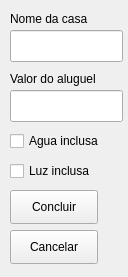
Above: interface/cadastrar_casa.ui from adenilsonElias/Gerenciador_Casa_Aluguel before the change. Below: the same form after it.
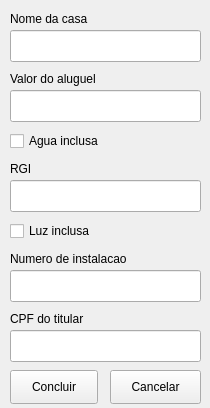
That is the form after the change.

Commit message: alteraçoes interfaces

What changed in the file:
```diff
--- a/interface/cadastrar_casa.ui
+++ b/interface/cadastrar_casa.ui
@@ -2,14 +2,23 @@
 <ui version="4.0">
  <class>Cadastrar_casa</class>
  <widget class="QWidget" name="Cadastrar_casa">
+  <property name="enabled">
+   <bool>true</bool>
+  </property>
   <property name="geometry">
    <rect>
     <x>0</x>
     <y>0</y>
-    <width>128</width>
-    <height>277</height>
+    <width>210</width>
+    <height>408</height>
    </rect>
   </property>
+  <property name="sizePolicy">
+   <sizepolicy hsizetype="Expanding" vsizetype="Expanding">
+    <horstretch>0</horstretch>
+    <verstretch>0</verstretch>
+   </sizepolicy>
+  </property>
   <property name="windowTitle">
    <string>Cadastrar casa</string>
   </property>
@@ -18,7 +27,7 @@
     <rect>
      <x>10</x>
      <y>30</y>
-     <width>113</width>
+     <width>191</width>
      <height>32</height>
     </rect>
    </property>
@@ -31,7 +40,7 @@
     <rect>
      <x>10</x>
      <y>90</y>
-     <width>113</width>
+     <width>191</width>
      <height>32</height>
     </rect>
    </property>
@@ -82,7 +91,7 @@
    <property name="geometry">
     <rect>
      <x>10</x>
-     <y>160</y>
+     <y>220</y>
      <width>101</width>
      <height>22</height>
     </rect>
@@ -95,7 +104,7 @@
    <property name="geometry">
     <rect>
      <x>10</x>
-     <y>190</y>
+     <y>370</y>
      <width>88</width>
      <height>34</height>
     </rect>
@@ -107,9 +116,9 @@
   <widget class="QPushButton" name="botao_cancelar">
    <property name="geometry">
     <rect>
-     <x>10</x>
-     <y>230</y>
-     <width>88</width>
+     <x>110</x>
+     <y>370</y>
+     <width>91</width>
      <height>34</height>
     </rect>
    </property>
@@ -117,6 +126,95 @@
     <string>Cancelar</string>
    </property>
   </widget>
+  <widget class="QLineEdit" name="campo_numero_instalacao">
+   <property name="enabled">
+    <bool>true</bool>
+   </property>
+   <property name="geometry">
+    <rect>
+     <x>10</x>
+     <y>270</y>
+     <width>191</width>
+     <height>32</height>
+    </rect>
+   </property>
+  </widget>
+  <widget class="QLineEdit" name="RGI">
+   <property name="enabled">
+    <bool>true</bool>
+   </property>
+   <property name="geometry">
+    <rect>
+     <x>10</x>
+     <y>180</y>
+     <width>191</width>
+     <height>32</height>
+    </rect>
+   </property>
+  </widget>
+  <widget class="QLabel" name="label_3">
+   <property name="geometry">
+    <rect>
+     <x>10</x>
+     <y>310</y>
+     <width>81</width>
+     <height>18</height>
+    </rect>
+   </property>
+   <property name="text">
+    <string>CPF do titular</string>
+   </property>
+  </widget>
+  <widget class="QLineEdit" name="CPF_titular">
+   <property name="geometry">
+    <rect>
+     <x>10</x>
+     <y>330</y>
+     <width>191</width>
+     <height>32</height>
+    </rect>
+   </property>
+  </widget>
+  <widget class="QLabel" name="label_4">
+   <property name="geometry">
+    <rect>
+     <x>10</x>
+     <y>250</y>
+     <width>141</width>
+     <height>18</height>
+    </rect>
+   </property>
+   <property name="text">
+    <string>Numero de instalacao</string>
+   </property>
+  </widget>
+  <widget class="QLabel" name="label_5">
+   <property name="geometry">
+    <rect>
+     <x>10</x>
+     <y>160</y>
+     <width>58</width>
+     <height>18</height>
+    </rect>
+   </property>
+   <property name="text">
+    <string>RGI</string>
+   </property>
+  </widget>
+  <zorder>RGI</zorder>
+  <zorder>campo_numero_instalacao</zorder>
+  <zorder>checkBox_aguaInclusa</zorder>
+  <zorder>checkBox_luzinclusa</zorder>
+  <zorder>campo_nomeDaCasa</zorder>
+  <zorder>campo_valorDoAluguel</zorder>
+  <zorder>label</zorder>
+  <zorder>label_2</zorder>
+  <zorder>botao_concluir</zorder>
+  <zorder>botao_cancelar</zorder>
+  <zorder>label_3</zorder>
+  <zorder>CPF_titular</zorder>
+  <zorder>label_4</zorder>
+  <zorder>label_5</zorder>
  </widget>
  <resources/>
  <connections/>
```
The commit also changes 3 other files.
